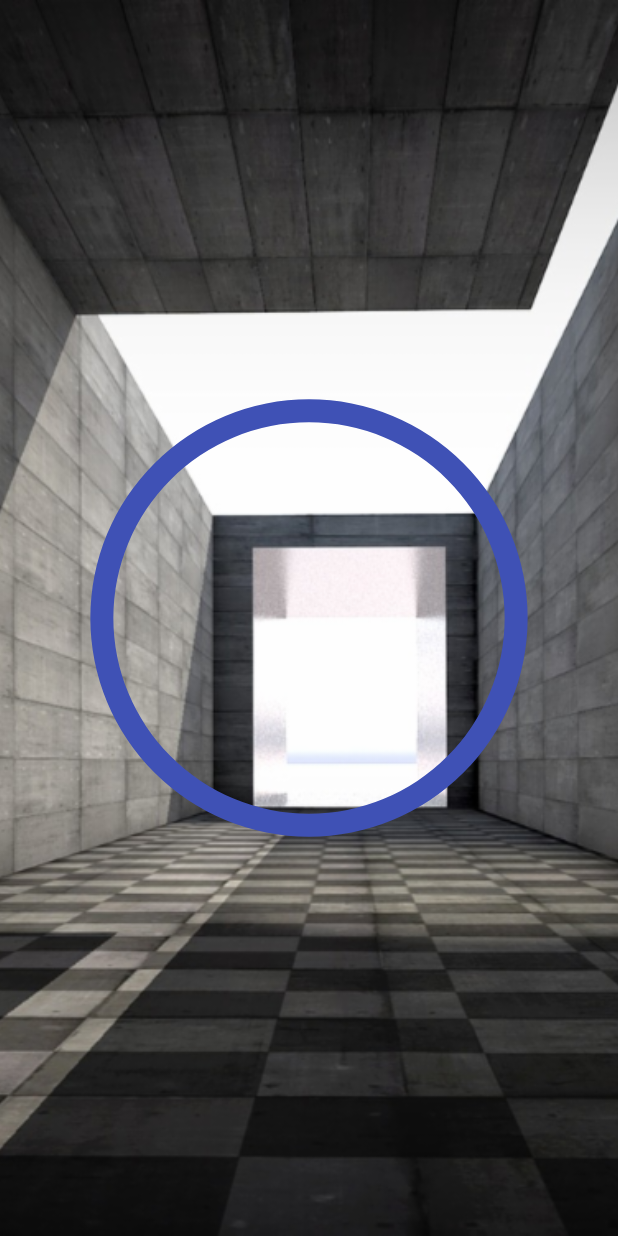
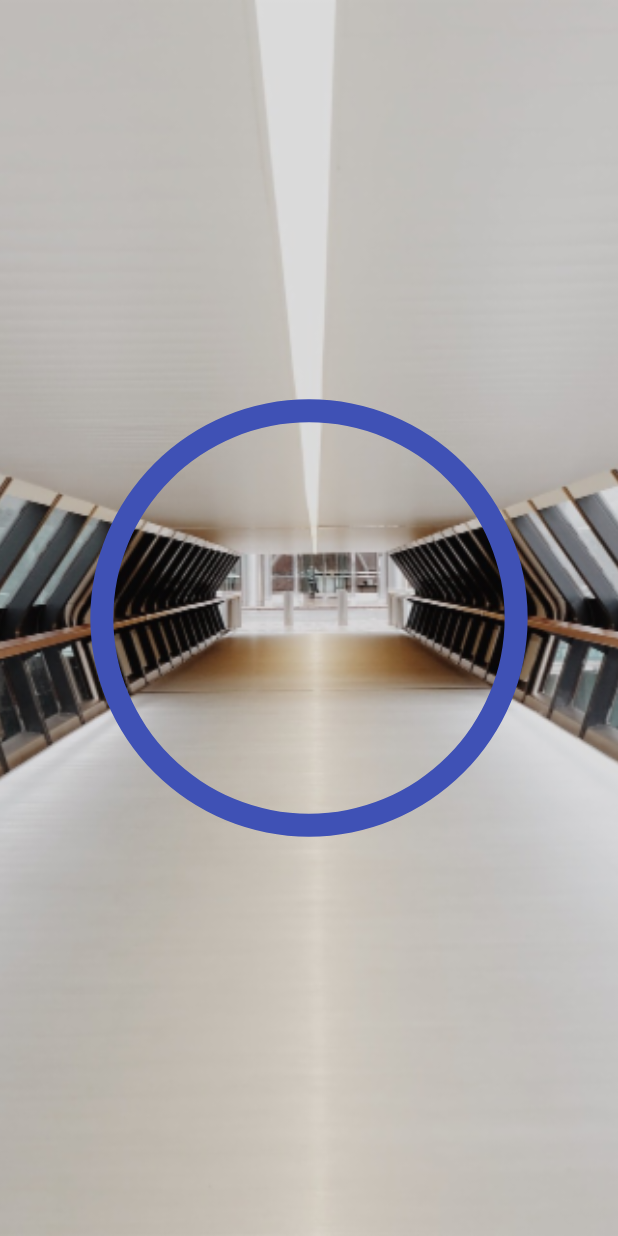
Before and after one commit to RonnieDipple/Timer_Countdown_Clock_Simple_Study_Tool, an Android app: the screen it shows after launch (CountDownActivity), after a tap on "PRESS TO START", on a phone screen of 412 x 824 dp. Run offline under Robolectric (Android 15) with nearby library versions, the phone set to English and light mode, and no system bars; Roboto replaces fonts that are not available here.

Commit message:
fullScreen_NewBackground

```diff
--- a/app/src/main/java/com/yolasite/hardtapgames/timercountdownclocksimplestudytool/CountDownActivity.kt
+++ b/app/src/main/java/com/yolasite/hardtapgames/timercountdownclocksimplestudytool/CountDownActivity.kt
@@ -2,11 +2,15 @@ package com.yolasite.hardtapgames.timercountdownclocksimplestudytool
 
 import android.support.v7.app.AppCompatActivity
 import android.os.Bundle
+import android.view.Window
+import android.view.WindowManager
 
 class CountDownActivity : AppCompatActivity() {
 
     override fun onCreate(savedInstanceState: Bundle?) {
         super.onCreate(savedInstanceState)
+        requestWindowFeature(Window.FEATURE_NO_TITLE)
+        this.window.setFlags(WindowManager.LayoutParams.FLAG_FULLSCREEN, WindowManager.LayoutParams.FLAG_FULLSCREEN)
         setContentView(R.layout.activity_count_down)
     }
 }
--- a/app/src/main/java/com/yolasite/hardtapgames/timercountdownclocksimplestudytool/MainActivity.kt
+++ b/app/src/main/java/com/yolasite/hardtapgames/timercountdownclocksimplestudytool/MainActivity.kt
@@ -3,15 +3,21 @@ package com.yolasite.hardtapgames.timercountdownclocksimplestudytool
 import android.content.Intent
 import android.support.v7.app.AppCompatActivity
 import android.os.Bundle
+import android.view.Window
+import android.view.WindowManager
 import kotlinx.android.synthetic.main.activity_main.*
 
 class MainActivity : AppCompatActivity() {
 
     override fun onCreate(savedInstanceState: Bundle?) {
         super.onCreate(savedInstanceState)
+
+        requestWindowFeature(Window.FEATURE_NO_TITLE)
+        this.window.setFlags(WindowManager.LayoutParams.FLAG_FULLSCREEN, WindowManager.LayoutParams.FLAG_FULLSCREEN)
         setContentView(R.layout.activity_main)
 
         pressToStartBtn.setOnClickListener {
+
             val leagueIntent = Intent(this, CountDownActivity::class.java)
             startActivity(leagueIntent)
         }
--- a/app/src/main/res/layout/activity_count_down.xml
+++ b/app/src/main/res/layout/activity_count_down.xml
@@ -14,7 +14,7 @@
         android:layout_alignParentBottom="true"
         android:layout_alignParentEnd="true"
         android:scaleType="centerCrop"
-        app:srcCompat="@drawable/tunnel" />
+        app:srcCompat="@drawable/architecture" />
 
     <TextView
         android:id="@+id/textView2"
--- a/app/src/main/res/layout/activity_main.xml
+++ b/app/src/main/res/layout/activity_main.xml
@@ -16,7 +16,7 @@
         app:layout_constraintEnd_toEndOf="parent"
         app:layout_constraintStart_toStartOf="parent"
         app:layout_constraintTop_toTopOf="parent"
-        app:srcCompat="@drawable/tunnel" />
+        app:srcCompat="@drawable/architecture" />
 
     <TextView
         android:id="@+id/textView"
```
Also changed, not shown: app/src/main/AndroidManifest.xml (+9 -3 lines), app/src/main/res/drawable-hdpi/architecture.png (added), app/src/main/res/drawable-mdpi/architecture.png (added), app/src/main/res/drawable-xhdpi/architecture.png (added), app/src/main/res/drawable/architecture.jpg (added), 2 other files.
